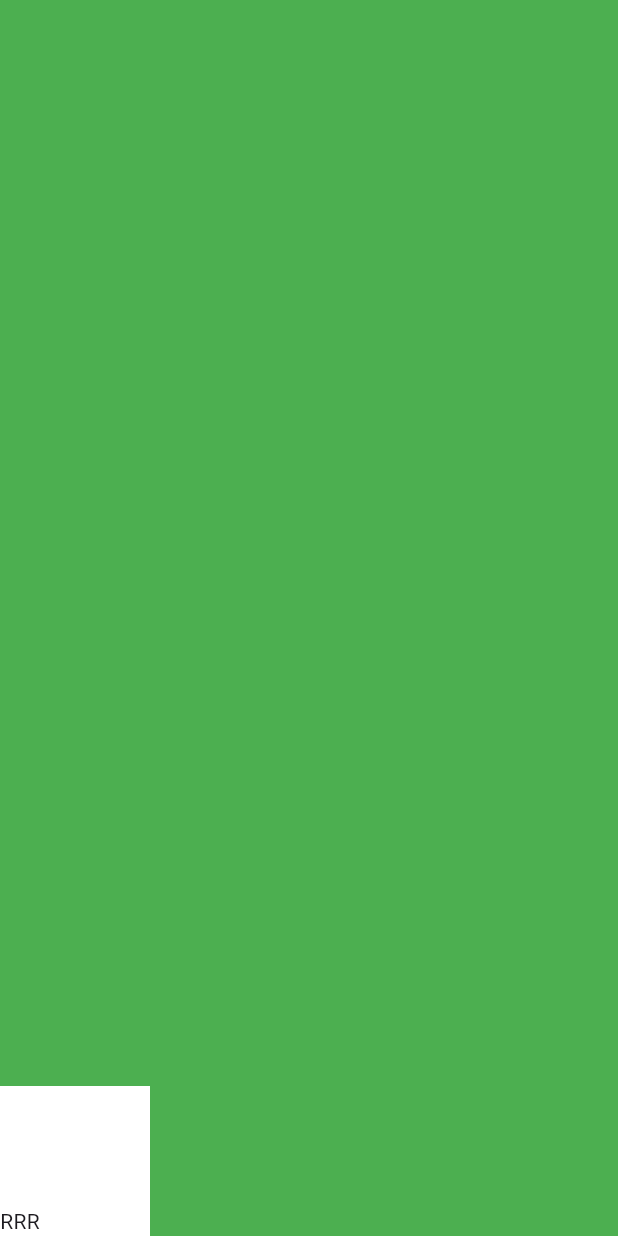
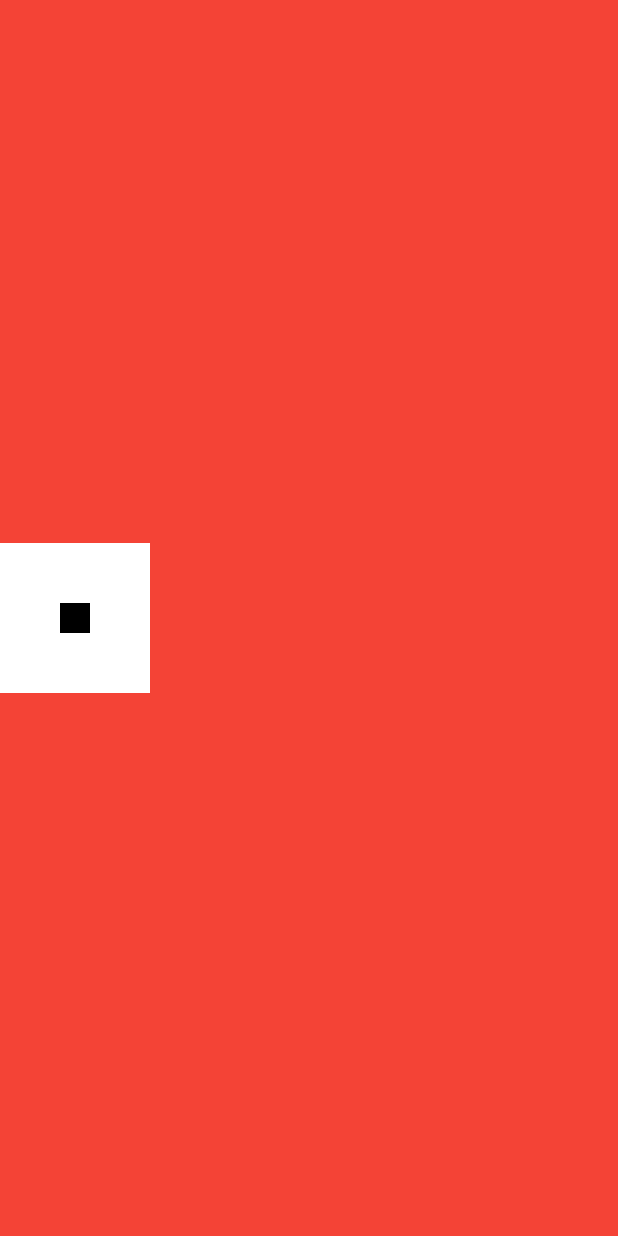
Before and after one commit to msceada1/flutter-dart-2627, a Flutter app: the screen it shows after launch, on a phone screen of 412 x 824 dp. Run offline on Flutter 3.47's test engine with Material 3 defaults, Android fonts, the phone set to English and light mode, and no system bars.

Commit message:
terminado primer dado

```diff
--- a/lib/main.dart
+++ b/lib/main.dart
@@ -11,20 +11,26 @@ class MyApp extends StatelessWidget {
   @override
   Widget build(BuildContext context) {
     return MaterialApp(
-      debugShowCheckedModeBanner: false,
+      //MaterialApp es la casa
+      debugShowCheckedModeBanner: false, //se quita el boton de debug
       home: Scaffold(
-        backgroundColor: Colors.green,
+        //plano
+        backgroundColor: Colors.red, //le digo al plano que el fondo sea rojo
         body: SafeArea(
-          bottom: false,
+          bottom: false, // no llega a cubrir los iconos de arriba
           child: Column(
-            mainAxisAlignment: MainAxisAlignment.end,
+            mainAxisAlignment: MainAxisAlignment.center,
             children: [
               Container(
                 width: 100,
                 height: 100,
                 color: Colors.white,
-                alignment: Alignment.bottomLeft,
-                child: Text('RRR'),
+                alignment: Alignment.center,
+                child: Container(
+                  width: 20,
+                  height: 20,
+                  color: Colors.black,
+                ),
               ),
             ],
           ),
```
